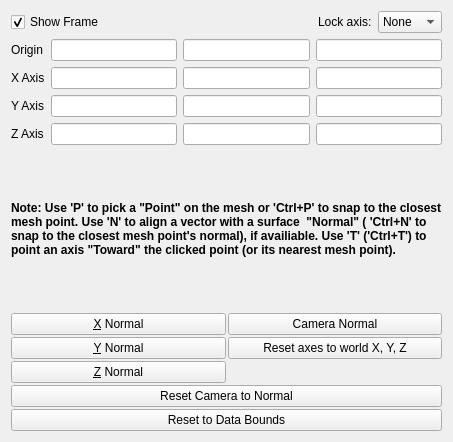
Kitware/ParaView, file Qt/ApplicationComponents/Resources/UI/pqCoordinateFramePropertyWidget.ui: the form before one commit.
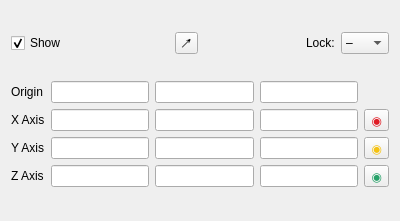
The form after the commit. Custom widgets are drawn as their Qt base class.

Commit message: Improve coordinate-frame property-widget usability.

What changed in the file:
```diff
--- a/Qt/ApplicationComponents/Resources/UI/pqCoordinateFramePropertyWidget.ui
+++ b/Qt/ApplicationComponents/Resources/UI/pqCoordinateFramePropertyWidget.ui
@@ -6,8 +6,8 @@
    <rect>
     <x>0</x>
     <y>0</y>
-    <width>453</width>
-    <height>442</height>
+    <width>400</width>
+    <height>221</height>
    </rect>
   </property>
   <property name="windowTitle">
@@ -22,7 +22,7 @@
         <string>Show the coordinate axes in the 3D render view.</string>
        </property>
        <property name="text">
-        <string>Show Frame</string>
+        <string>Show</string>
        </property>
        <property name="checked">
         <bool>true</bool>
@@ -42,33 +42,105 @@
        </property>
       </spacer>
      </item>
+     <item>
+      <widget class="QToolButton" name="actionButton">
+       <property name="palette">
+        <palette>
+         <active>
+          <colorrole role="HighlightedText">
+           <brush brushstyle="SolidPattern">
+            <color alpha="255">
+             <red>154</red>
+             <green>153</green>
+             <blue>150</blue>
+            </color>
+           </brush>
+          </colorrole>
+         </active>
+         <inactive>
+          <colorrole role="HighlightedText">
+           <brush brushstyle="SolidPattern">
+            <color alpha="255">
+             <red>154</red>
+             <green>153</green>
+             <blue>150</blue>
+            </color>
+           </brush>
+          </colorrole>
+         </inactive>
+         <disabled>
+          <colorrole role="HighlightedText">
+           <brush brushstyle="SolidPattern">
+            <color alpha="255">
+             <red>154</red>
+             <green>153</green>
+             <blue>150</blue>
+            </color>
+           </brush>
+          </colorrole>
+         </disabled>
+        </palette>
+       </property>
+       <property name="toolTip">
+        <string>&lt;html&gt;&lt;head/&gt;&lt;body&gt;&lt;p&gt;Note: Use 'P' to pick a &amp;quot;Point&amp;quot; on the mesh or 'Ctrl+P' to snap to the closest mesh point. Use 'N' to align a vector with a surface  &amp;quot;Normal&amp;quot; ( 'Ctrl+N' to snap to the closest mesh point's normal), if availiable. Use 'T' ('Ctrl+T') to point an axis &amp;quot;Toward&amp;quot; the clicked point (or its nearest mesh point).&lt;/p&gt;&lt;/body&gt;&lt;/html&gt;</string>
+       </property>
+       <property name="text">
+        <string>↗</string>
+       </property>
+       <property name="popupMode">
+        <enum>QToolButton::InstantPopup</enum>
+       </property>
+      </widget>
+     </item>
+     <item>
+      <spacer name="horizontalSpacer_2">
+       <property name="orientation">
+        <enum>Qt::Horizontal</enum>
+       </property>
+       <property name="sizeHint" stdset="0">
+        <size>
+         <width>40</width>
+         <height>20</height>
+        </size>
+       </property>
+      </spacer>
+     </item>
      <item>
       <widget class="QLabel" name="labelLockAxis">
        <property name="text">
-        <string>Lock axis:</string>
+        <string>Lock:</string>
        </property>
       </widget>
      </item>
      <item>
       <widget class="QComboBox" name="lockAxis">
+       <property name="sizePolicy">
+        <sizepolicy hsizetype="Fixed" vsizetype="Fixed">
+         <horstretch>0</horstretch>
+         <verstretch>0</verstretch>
+        </sizepolicy>
+       </property>
+       <property name="toolTip">
+        <string>&lt;html&gt;&lt;head/&gt;&lt;body&gt;&lt;p&gt;Select an axis to lock (or &amp;quot;–&amp;quot; for none). When an axis is locked, editing other axes with the pointer will rotate them around the locked axis. When picking directions with a locked axis, the locked axis will always be modified (rather than the closest axis to the picked direction).&lt;/p&gt;&lt;/body&gt;&lt;/html&gt;</string>
+       </property>
        <item>
         <property name="text">
-         <string>None</string>
+         <string>–</string>
         </property>
        </item>
        <item>
         <property name="text">
-         <string>X Axis</string>
+         <string>◉X</string>
         </property>
        </item>
        <item>
         <property name="text">
-         <string>Y Axis</string>
+         <string>◉Y</string>
         </property>
        </item>
        <item>
         <property name="text">
-         <string>Z Axis</string>
+         <string>◉Z</string>
         </property>
        </item>
       </widget>
@@ -77,175 +149,379 @@
    </item>
    <item>
     <layout class="QGridLayout" name="gridLayout">
-     <item row="0" column="0">
-      <widget class="QLabel" name="labelOrigin">
+     <item row="2" column="0">
+      <widget class="QLabel" name="labelYAxis">
+       <property name="toolTip">
+        <string>&lt;html&gt;&lt;head/&gt;&lt;body&gt;&lt;p&gt;Click the button to the right of an axis to normalize manually-entered values to a unit-length vector. The axis values do not auto-update the widget because the normalization required would prevent you from entering a desired direction.&lt;/p&gt;&lt;/body&gt;&lt;/html&gt;</string>
+       </property>
        <property name="text">
-        <string>Origin</string>
+        <string>Y Axis</string>
        </property>
       </widget>
      </item>
-     <item row="0" column="1">
-      <widget class="pqDoubleLineEdit" name="originX"/>
-     </item>
      <item row="0" column="2">
       <widget class="pqDoubleLineEdit" name="originY"/>
      </item>
+     <item row="3" column="1">
+      <widget class="pqDoubleLineEdit" name="zAxisX"/>
+     </item>
+     <item row="3" column="3">
+      <widget class="pqDoubleLineEdit" name="zAxisZ"/>
+     </item>
      <item row="0" column="3">
       <widget class="pqDoubleLineEdit" name="originZ"/>
      </item>
-     <item row="1" column="0">
-      <widget class="QLabel" name="labelXAxis">
+     <item row="0" column="0">
+      <widget class="QLabel" name="labelOrigin">
        <property name="text">
-        <string>X Axis</string>
-       </property>
-      </widget>
-     </item>
-     <item row="1" column="1">
-      <widget class="pqDoubleLineEdit" name="xAxisX"/>
-     </item>
-     <item row="1" column="2">
-      <widget class="pqDoubleLineEdit" name="xAxisY"/>
-     </item>
-     <item row="1" column="3">
-      <widget class="pqDoubleLineEdit" name="xAxisZ"/>
-     </item>
-     <item row="2" column="0">
-      <widget class="QLabel" name="labelYAxis">
-       <property name="text">
-        <string>Y Axis</string>
+        <string>Origin</string>
        </property>
       </widget>
      </item>
      <item row="2" column="1">
       <widget class="pqDoubleLineEdit" name="yAxisX"/>
      </item>
+     <item row="1" column="2">
+      <widget class="pqDoubleLineEdit" name="xAxisY"/>
+     </item>
      <item row="2" column="2">
       <widget class="pqDoubleLineEdit" name="yAxisY"/>
      </item>
      <item row="2" column="3">
       <widget class="pqDoubleLineEdit" name="yAxisZ"/>
      </item>
+     <item row="3" column="2">
+      <widget class="pqDoubleLineEdit" name="zAxisY"/>
+     </item>
+     <item row="0" column="1">
+      <widget class="pqDoubleLineEdit" name="originX"/>
+     </item>
+     <item row="1" column="3">
+      <widget class="pqDoubleLineEdit" name="xAxisZ"/>
+     </item>
+     <item row="1" column="0">
+      <widget class="QLabel" name="labelXAxis">
+       <property name="toolTip">
+        <string>&lt;html&gt;&lt;head/&gt;&lt;body&gt;&lt;p&gt;Click the button to the right of an axis to normalize manually-entered values to a unit-length vector. The axis values do not auto-update the widget because the normalization required would prevent you from entering a desired direction.&lt;/p&gt;&lt;/body&gt;&lt;/html&gt;</string>
+       </property>
+       <property name="text">
+        <string>X Axis</string>
+       </property>
+      </widget>
+     </item>
      <item row="3" column="0">
       <widget class="QLabel" name="labelZAxis">
+       <property name="toolTip">
+        <string>&lt;html&gt;&lt;head/&gt;&lt;body&gt;&lt;p&gt;Click the button to the right of an axis to normalize manually-entered values to a unit-length vector. The axis values do not auto-update the widget because the normalization required would prevent you from entering a desired direction.&lt;/p&gt;&lt;/body&gt;&lt;/html&gt;</string>
+       </property>
        <property name="text">
         <string>Z Axis</string>
        </property>
       </widget>
      </item>
-     <item row="3" column="1">
-      <widget class="pqDoubleLineEdit" name="zAxisX"/>
-     </item>
-     <item row="3" column="2">
-      <widget class="pqDoubleLineEdit" name="zAxisY"/>
-     </item>
-     <item row="3" column="3">
-      <widget class="pqDoubleLineEdit" name="zAxisZ"/>
-     </item>
-    </layout>
-   </item>
-   <item>
-    <widget class="QLabel" name="pickLabel">
-     <property name="font">
-      <font>
-       <weight>75</weight>
-       <bold>true</bold>
-      </font>
-     </property>
-     <property name="text">
-      <string>Note: Use 'P' to pick a &quot;Point&quot; on the mesh or 'Ctrl+P' to snap to the closest mesh point. Use 'N' to align a vector with a surface  &quot;Normal&quot; ( 'Ctrl+N' to snap to the closest mesh point's normal), if availiable. Use 'T' ('Ctrl+T') to point an axis &quot;Toward&quot; the clicked point (or its nearest mesh point).</string>
-     </property>
-     <property name="wordWrap">
-      <bool>true</bool>
-     </property>
-    </widget>
-   </item>
-   <item>
-    <layout class="QGridLayout">
-     <property name="leftMargin">
-      <number>0</number>
-     </property>
-     <property name="topMargin">
-      <number>0</number>
-     </property>
-     <property name="rightMargin">
-      <number>0</number>
-     </property>
-     <property name="bottomMargin">
-      <number>0</number>
-     </property>
-     <property name="spacing">
-      <number>2</number>
-     </property>
-     <item row="1" column="0">
-      <widget class="QPushButton" name="useYNormal">
-       <property name="toolTip">
-        <string>Set the normal to the y-axis.</string>
-       </property>
-       <property name="text">
-        <string>&amp;Y Normal</string>
-       </property>
-      </widget>
-     </item>
-     <item row="2" column="0">
-      <widget class="QPushButton" name="useZNormal">
-       <property name="toolTip">
-        <string>Set the normal to the z-axis.</string>
-       </property>
-       <property name="text">
-        <string>&amp;Z Normal</string>
-       </property>
-      </widget>
-     </item>
-     <item row="5" column="0" colspan="2">
-      <widget class="QPushButton" name="resetCameraToNormal">
-       <property name="toolTip">
-        <string>Reset the camera to look along the normal.</string>
-       </property>
-       <property name="text">
-        <string>Reset Camera to Normal</string>
-       </property>
-      </widget>
-     </item>
-     <item row="6" column="0" colspan="2">
-      <widget class="QPushButton" name="resetToDataBounds">
-       <property name="toolTip">
-        <string>Reset the frame based on the data bounds.</string>
-       </property>
-       <property name="text">
-        <string>Reset to Data Bounds</string>
-       </property>
-      </widget>
-     </item>
-     <item row="0" column="0">
-      <widget class="QPushButton" name="useXNormal">
-       <property name="toolTip">
-        <string>Set the normal to the x-axis.</string>
-       </property>
-       <property name="text">
-        <string>&amp;X Normal</string>
-       </property>
-      </widget>
-     </item>
-     <item row="0" column="1">
-      <widget class="QPushButton" name="useCameraNormal">
-       <property name="toolTip">
-        <string>Set the normal to the camera's view direction.</string>
-       </property>
-       <property name="text">
-        <string>Camera Normal</string>
-       </property>
-      </widget>
-     </item>
      <item row="1" column="1">
-      <widget class="QPushButton" name="resetToWorldXYZ">
+      <widget class="pqDoubleLineEdit" name="xAxisX"/>
+     </item>
+     <item row="1" column="4">
+      <widget class="QToolButton" name="acceptXAxis">
+       <property name="palette">
+        <palette>
+         <active>
+          <colorrole role="ButtonText">
+           <brush brushstyle="SolidPattern">
+            <color alpha="255">
+             <red>224</red>
+             <green>27</green>
+             <blue>36</blue>
+            </color>
+           </brush>
+          </colorrole>
+          <colorrole role="HighlightedText">
+           <brush brushstyle="SolidPattern">
+            <color alpha="255">
+             <red>223</red>
+             <green>169</green>
+             <blue>171</blue>
+            </color>
+           </brush>
+          </colorrole>
+         </active>
+         <inactive>
+          <colorrole role="ButtonText">
+           <brush brushstyle="SolidPattern">
+            <color alpha="255">
+             <red>224</red>
+             <green>27</green>
+             <blue>36</blue>
+            </color>
+           </brush>
+          </colorrole>
+          <colorrole role="HighlightedText">
+           <brush brushstyle="SolidPattern">
+            <color alpha="255">
+             <red>223</red>
+             <green>169</green>
+             <blue>171</blue>
+            </color>
+           </brush>
+          </colorrole>
+         </inactive>
+         <disabled>
+          <colorrole role="ButtonText">
+           <brush brushstyle="SolidPattern">
+            <color alpha="255">
+             <red>146</red>
+             <green>149</green>
+             <blue>149</blue>
+            </color>
+           </brush>
+          </colorrole>
+          <colorrole role="HighlightedText">
+           <brush brushstyle="SolidPattern">
+            <color alpha="255">
+             <red>223</red>
+             <green>169</green>
+             <blue>171</blue>
+            </color>
+           </brush>
+          </colorrole>
+         </disabled>
+        </palette>
+       </property>
+       <property name="toolTip">
+        <string>Normalize to unit length and set the X axis to point this direction.</string>
+       </property>
        <property name="text">
-        <string>Reset axes to world X, Y, Z</string>
+        <string>◉</string>
+       </property>
+       <property name="arrowType">
+        <enum>Qt::NoArrow</enum>
+       </property>
+      </widget>
+     </item>
+     <item row="2" column="4">
+      <widget class="QToolButton" name="acceptYAxis">
+       <property name="palette">
+        <palette>
+         <active>
+          <colorrole role="ButtonText">
+           <brush brushstyle="SolidPattern">
+            <color alpha="255">
+             <red>245</red>
+             <green>194</green>
+             <blue>17</blue>
+            </color>
+           </brush>
+          </colorrole>
+          <colorrole role="HighlightedText">
+           <brush brushstyle="SolidPattern">
+            <color alpha="255">
+             <red>245</red>
+             <green>230</green>
+             <blue>180</blue>
+            </color>
+           </brush>
+          </colorrole>
+         </active>
+         <inactive>
+          <colorrole role="ButtonText">
+           <brush brushstyle="SolidPattern">
+            <color alpha="255">
+             <red>245</red>
+             <green>194</green>
+             <blue>17</blue>
+            </color>
+           </brush>
+          </colorrole>
+          <colorrole role="HighlightedText">
+           <brush brushstyle="SolidPattern">
+            <color alpha="255">
+             <red>245</red>
+             <green>230</green>
+             <blue>180</blue>
+            </color>
+           </brush>
+          </colorrole>
+         </inactive>
+         <disabled>
+          <colorrole role="ButtonText">
+           <brush brushstyle="SolidPattern">
+            <color alpha="255">
+             <red>146</red>
+             <green>149</green>
+             <blue>149</blue>
+            </color>
+           </brush>
+          </colorrole>
+          <colorrole role="HighlightedText">
+           <brush brushstyle="SolidPattern">
+            <color alpha="255">
+             <red>245</red>
+             <green>230</green>
+             <blue>180</blue>
+            </color>
+           </brush>
+          </colorrole>
+         </disabled>
+        </palette>
+       </property>
+       <property name="toolTip">
+        <string>Normalize to unit length and set the Y axis to point this direction.</string>
+       </property>
+       <property name="text">
+        <string>◉</string>
+       </property>
+      </widget>
+     </item>
+     <item row="3" column="4">
+      <widget class="QToolButton" name="acceptZAxis">
+       <property name="palette">
+        <palette>
+         <active>
+          <colorrole role="ButtonText">
+           <brush brushstyle="SolidPattern">
+            <color alpha="255">
+             <red>38</red>
+             <green>162</green>
+             <blue>105</blue>
+            </color>
+           </brush>
+          </colorrole>
+          <colorrole role="HighlightedText">
+           <brush brushstyle="SolidPattern">
+            <color alpha="255">
+             <red>185</red>
+             <green>227</green>
+             <blue>208</blue>
+            </color>
+           </brush>
+          </colorrole>
+         </active>
+         <inactive>
+          <colorrole role="ButtonText">
+           <brush brushstyle="SolidPattern">
+            <color alpha="255">
+             <red>38</red>
+             <green>162</green>
+             <blue>105</blue>
+            </color>
+           </brush>
+          </colorrole>
+          <colorrole role="HighlightedText">
+           <brush brushstyle="SolidPattern">
+            <color alpha="255">
+             <red>185</red>
+             <green>227</green>
+             <blue>208</blue>
+            </color>
+           </brush>
+          </colorrole>
+         </inactive>
+         <disabled>
+          <colorrole role="ButtonText">
+           <brush brushstyle="SolidPattern">
+            <color alpha="255">
+             <red>146</red>
+             <green>149</green>
+             <blue>149</blue>
+            </color>
+           </brush>
+          </colorrole>
+          <colorrole role="HighlightedText">
+           <brush brushstyle="SolidPattern">
+            <color alpha="255">
+             <red>185</red>
+             <green>227</green>
+             <blue>208</blue>
+            </color>
+           </brush>
+          </colorrole>
+         </disabled>
+        </palette>
+       </property>
+       <property name="toolTip">
+        <string>Normalize to unit length and set the Z axis to point this direction.</string>
+       </property>
+       <property name="text">
+        <string>◉</string>
        </property>
       </widget>
      </item>
     </layout>
    </item>
   </layout>
+  <action name="actionAxisAlignWorld">
+   <property name="text">
+    <string>Align axes to world axes</string>
+   </property>
+   <property name="toolTip">
+    <string>Click to reset the coordinate frame axes to the world X, Y, and Z axes.</string>
+   </property>
+  </action>
+  <action name="actionAlignToCameraIn">
+   <property name="text">
+    <string>Align to Camera (In ⨂)</string>
+   </property>
+   <property name="toolTip">
+    <string>Align the locked (or nearest otherwise) axis to the camera normal, pointing into the screen.</string>
+   </property>
+  </action>
+  <action name="actionAlignToCameraOut">
+   <property name="text">
+    <string>Align to Camera (Out ⨀)</string>
+   </property>
+   <property name="toolTip">
+    <string>Align the locked (or nearest otherwise) axis to the camera normal, pointing out of the screen.</string>
+   </property>
+  </action>
+  <action name="actionRecenterOnBounds">
+   <property name="text">
+    <string>Recenter On Bounds</string>
+   </property>
+   <property name="toolTip">
+    <string>Reset the origin of the frame to the center of the associated object's bounds and align the axes with the object's principal axes.</string>
+   </property>
+  </action>
+  <action name="actionUpdateToUserEntry">
+   <property name="text">
+    <string>Update with entered values</string>
+   </property>
+   <property name="toolTip">
+    <string>Normalize the values to the left and apply them to the axis.</string>
+   </property>
+  </action>
+  <action name="actionAlignToWorldX">
+   <property name="text">
+    <string>Align to world X</string>
+   </property>
+   <property name="toolTip">
+    <string>Align to the world coordinate X axis.</string>
+   </property>
+  </action>
+  <action name="actionAlignToWorldY">
+   <property name="text">
+    <string>Align to world Y</string>
+   </property>
+   <property name="toolTip">
+    <string>Align to the world coordinate Y axis.</string>
+   </property>
+  </action>
+  <action name="actionAlignToWorldZ">
+   <property name="text">
+    <string>Align to world Z</string>
+   </property>
+   <property name="toolTip">
+    <string>Align to the world coordinate Z axis.</string>
+   </property>
+  </action>
+  <action name="actionAlignCameraToAxis">
+   <property name="text">
+    <string>Make camera normal to axis</string>
+   </property>
+   <property name="toolTip">
+    <string>Align the camera looking down the locked or nearest axis toward the origin.</string>
+   </property>
+  </action>
  </widget>
  <customwidgets>
   <customwidget>
```
Left out of the diff: 11 changed lines with no effect on the pictures. The commit also changes 5 other files.
